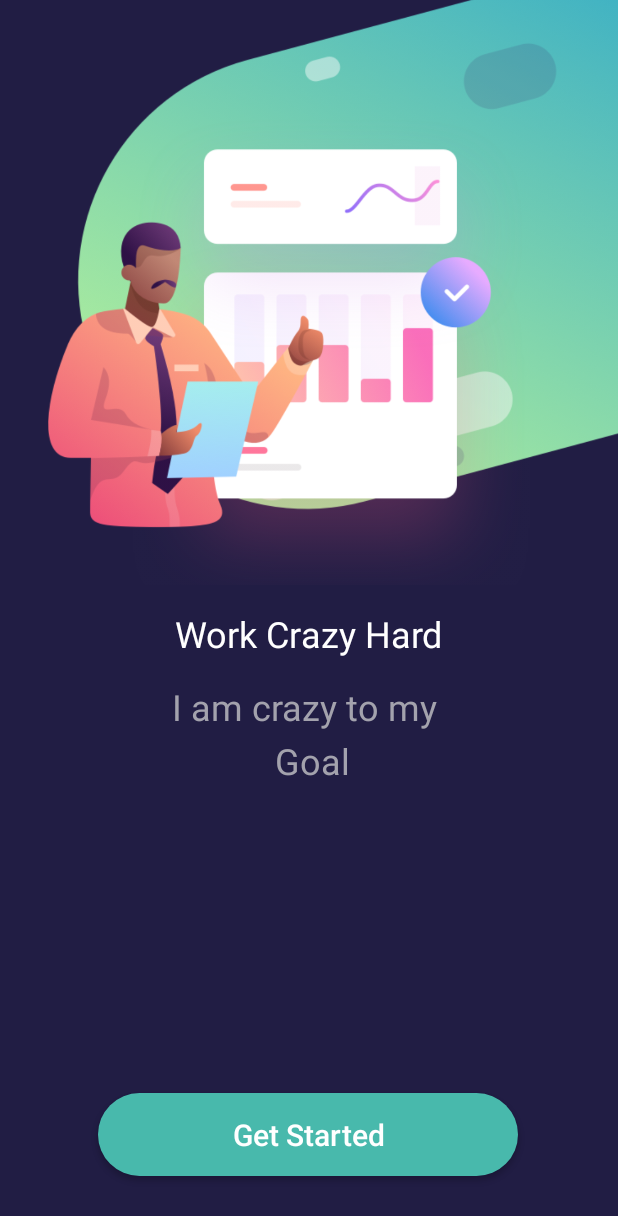
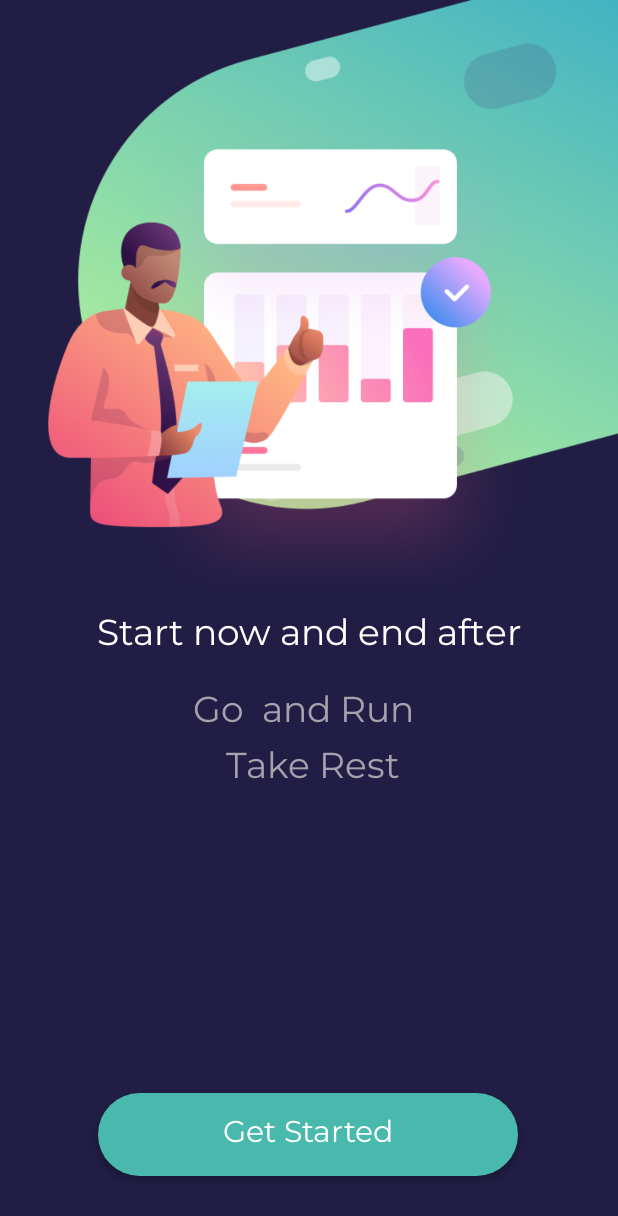
Before and after one commit to piyushkumarprusty/StopWatch, an Android app: the screen it shows after launch (MainActivity), on a phone screen of 412 x 824 dp. Shown: the top 1216 px of the screen. Run offline under Robolectric (Android 15) with nearby library versions, the phone set to English and light mode, and no system bars.

Commit message:
Connecting elements in main file and animation effect

```diff
--- a/app/src/main/java/com/example/android/myapplication/MainActivity.java
+++ b/app/src/main/java/com/example/android/myapplication/MainActivity.java
@@ -3,12 +3,29 @@ package com.example.android.myapplication;
 import androidx.appcompat.app.AppCompatActivity;
 
 import android.os.Bundle;
+import android.view.animation.Animation;
+import android.widget.Button;
+import android.widget.ImageButton;
+import android.widget.ImageView;
+import android.widget.TextView;
 
 public class MainActivity extends AppCompatActivity {
+
+    TextView tvSplash , tvSubSplash ;
+    Button btnget;
+    Animation atg;
+    ImageView ivSplash;
 
     @Override
     protected void onCreate(Bundle savedInstanceState) {
         super.onCreate(savedInstanceState);
         setContentView(R.layout.activity_main);
+
+        tvSplash = findViewById(R.id.tvSplash);
+        tvSubSplash = findViewById(R.id.tvSubSplash);
+        btnget = findViewById(R.id.btnget);
+        ivSplash = findViewById(R.id.ivSplash);
+
+        // Animation
     }
 }
--- a/app/src/main/res/layout/activity_main.xml
+++ b/app/src/main/res/layout/activity_main.xml
@@ -21,9 +21,10 @@
         android:id="@+id/tvSplash"
         android:layout_width="wrap_content"
         android:layout_height="wrap_content"
-        android:layout_marginEnd="8dp"
         android:layout_marginStart="8dp"
         android:layout_marginTop="16dp"
+        android:layout_marginEnd="8dp"
+        android:fontFamily="@font/montserrat"
         android:text="@string/work_crazy"
         android:textColor="#FFF"
         android:textSize="24sp"
@@ -35,18 +36,19 @@
         android:id="@+id/tvSubSplash"
         android:layout_width="wrap_content"
         android:layout_height="wrap_content"
-        android:layout_marginEnd="8dp"
         android:layout_marginStart="8dp"
         android:layout_marginTop="16dp"
-        android:text="I am crazy to my \n Goal"
+        android:layout_marginEnd="8dp"
+        android:fontFamily="@font/montserrat"
+        android:lineSpacingExtra="8dp"
+        android:text="Go  and Run \n Take Rest"
+        android:textAlignment="center"
+
         android:textColor="#A3A2AD"
-        android:textAlignment="center"
-        android:lineSpacingExtra="8dp"
-
         android:textSize="24sp"
         app:layout_constraintEnd_toEndOf="parent"
+        app:layout_constraintHorizontal_bias="0.497"
         app:layout_constraintStart_toStartOf="parent"
-        app:layout_constraintHorizontal_bias="0.497"
         app:layout_constraintTop_toBottomOf="@id/tvSplash" />
 
     <Button
@@ -57,15 +59,15 @@
         android:layout_marginEnd="8dp"
         android:layout_marginBottom="40dp"
         android:background="@drawable/bgbtngreen"
+        android:fontFamily="@font/montserrat"
         android:text="Get Started"
-        android:textSize="20sp"
         android:textAllCaps="false"
         android:textColor="#FFF"
+        android:textSize="20sp"
         app:layout_constraintBottom_toBottomOf="parent"
         app:layout_constraintEnd_toEndOf="parent"
         app:layout_constraintHorizontal_bias="0.495"
-        app:layout_constraintStart_toStartOf="parent"
-  />
+        app:layout_constraintStart_toStartOf="parent" />
 
 
 </androidx.constraintlayout.widget.ConstraintLayout>
--- a/app/src/main/res/values/strings.xml
+++ b/app/src/main/res/values/strings.xml
@@ -1,4 +1,4 @@
 <resources>
     <string name="app_name">My Application</string>
-    <string name="work_crazy">Work Crazy Hard</string>
+    <string name="work_crazy">Start now and end after </string>
 </resources>
```
Also changed, not shown: app/src/main/res/anim/atg.xml (added, +12 -0 lines).
